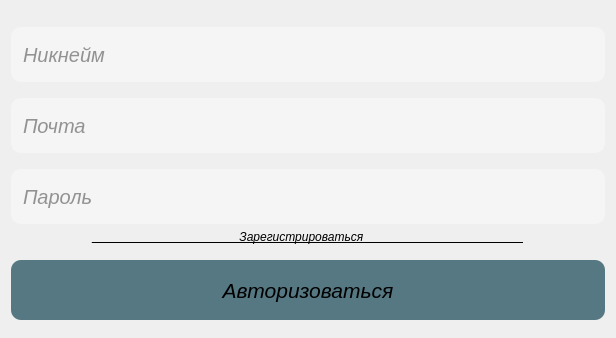
Qt form lab3/LinkDove/loginwidget.ui (ElizavetaPa17/LinkDove) before a commit.
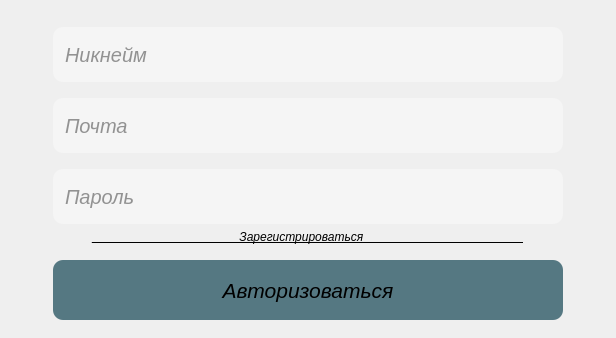
The same form after that commit. Custom widgets are drawn as their Qt base class.

```diff
--- a/lab3/LinkDove/loginwidget.ui
+++ b/lab3/LinkDove/loginwidget.ui
@@ -28,7 +28,7 @@
      <item>
       <widget class="QLineEdit" name="usernameEdit">
        <property name="sizePolicy">
-        <sizepolicy hsizetype="Preferred" vsizetype="Fixed">
+        <sizepolicy hsizetype="Fixed" vsizetype="Fixed">
          <horstretch>0</horstretch>
          <verstretch>0</verstretch>
         </sizepolicy>
@@ -60,7 +60,7 @@
      <item>
       <widget class="QLineEdit" name="emailEdit">
        <property name="sizePolicy">
-        <sizepolicy hsizetype="Preferred" vsizetype="Fixed">
+        <sizepolicy hsizetype="Fixed" vsizetype="Fixed">
          <horstretch>0</horstretch>
          <verstretch>0</verstretch>
         </sizepolicy>
@@ -89,7 +89,7 @@
      <item>
       <widget class="QLineEdit" name="passwordEdit">
        <property name="sizePolicy">
-        <sizepolicy hsizetype="Preferred" vsizetype="Fixed">
+        <sizepolicy hsizetype="Fixed" vsizetype="Fixed">
          <horstretch>0</horstretch>
          <verstretch>0</verstretch>
         </sizepolicy>
@@ -157,7 +157,7 @@
      <item>
       <widget class="QPushButton" name="loginButton">
        <property name="sizePolicy">
-        <sizepolicy hsizetype="Preferred" vsizetype="Fixed">
+        <sizepolicy hsizetype="Fixed" vsizetype="Fixed">
          <horstretch>0</horstretch>
          <verstretch>0</verstretch>
         </sizepolicy>
```
Left out of the diff: 2 changed lines with no effect on the pictures.
